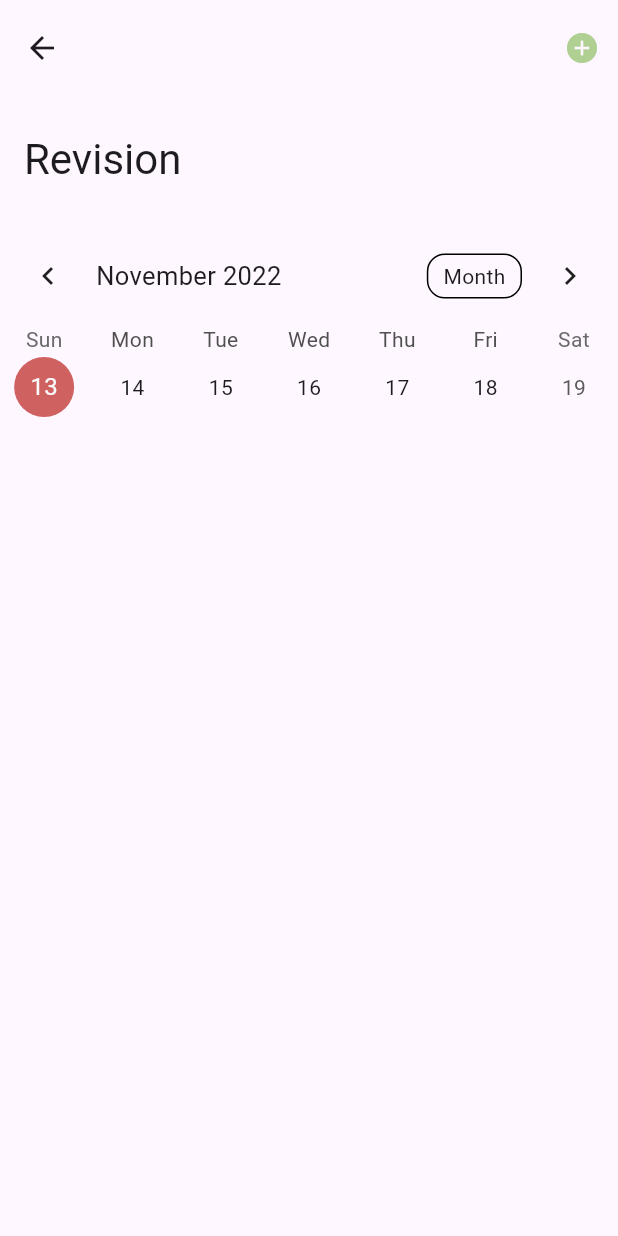
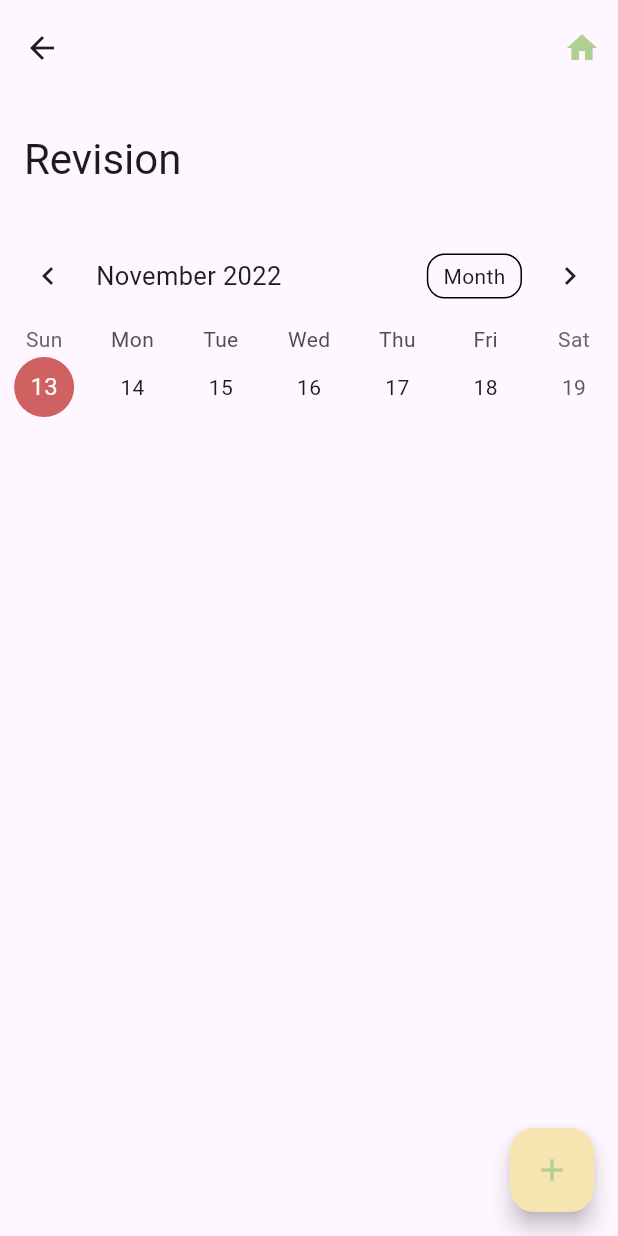
Before and after one commit to sudoadarsh/re_vision, a Flutter app: the HomePage screen opened by its route, on a phone screen of 412 x 824 dp. Run offline on Flutter 3.47's test engine with Material 2 defaults, Android fonts, the phone set to English and light mode, and no system bars; drawn by our look-alikes of table_calendar; our stand-ins replace bloc, cached_network_image, cloud_firestore, file_picker, firebase_auth, firebase_core and 7 more; missing offline and left inert: favicon, flutter_quill; accounts and stored records are empty.

Commit message:
-- modified the ui of home page. Changed navigation icons.

```diff
--- a/lib/modules/home_page/home_page.dart
+++ b/lib/modules/home_page/home_page.dart
@@ -291,9 +291,10 @@ class _ShareOptions extends StatelessWidget {
   void _shareAttachments(BuildContext context) {
     try {
       List<dynamic> data = jsonDecode(topic.attachments ?? '');
-      List<AttachmentDataDm> dataDm =
-      data.map((e) => AttachmentDataDm.fromJson(e)).toList()
-        ..where((element) =>  element.type != 0);
+      List<AttachmentDataDm> dataDm = data
+          .map((e) => AttachmentDataDm.fromJson(e))
+          .toList()
+        ..where((element) => element.type != 0);
 
       if (dataDm.isEmpty) return;
 
@@ -365,6 +366,8 @@ class _HomePageState extends State<HomePage> {
 
   @override
   void initState() {
+    print("home page called!");
+
     _focusedDay = DateTimeC.todayTime;
     _selectedDay = DateTimeC.getTodayDateFormatted();
     _calendarFormat = CalendarFormat.week;
@@ -382,6 +385,18 @@ class _HomePageState extends State<HomePage> {
   Widget build(BuildContext context) {
     return Scaffold(
       // appBar: _AppBar(selectedDay: _selectedDay, databaseCubit: _databaseCubit),
+      floatingActionButton: FloatingActionButton(
+        backgroundColor: ColorC.elevatedButton,
+        onPressed: () {
+          Navigator.of(context)
+              .pushNamed(
+                RouteC.topicPage,
+                arguments: TopicPageArguments(selectedDay: _selectedDay),
+              )
+              .then((value) => _databaseCubit.fetchData());
+        },
+        child: IconC.add,
+      ),
       body: NestedScrollView(
         headerSliverBuilder: (BuildContext context, bool isInnerScrolled) {
           return [
@@ -389,18 +404,13 @@ class _HomePageState extends State<HomePage> {
               backgroundColor: Theme.of(context).scaffoldBackgroundColor,
               title: const BaseText(StringC.revision),
               actions: [
+                // Navigate to dashboard page.
                 IconButton(
-                  onPressed: () {
-                    Navigator.of(context)
-                        .pushNamed(
-                          RouteC.topicPage,
-                          arguments:
-                              TopicPageArguments(selectedDay: _selectedDay),
-                        )
-                        .then((value) => _databaseCubit.fetchData());
-                  },
-                  icon: const Icon(Icons.add_circle, color: ColorC.primary),
-                ),
+                  color: ColorC.primary,
+                    onPressed: () => Navigator.of(context)
+                        .pushNamedAndRemoveUntil(
+                            RouteC.dashboard, (route) => false),
+                    icon: IconC.dashboard)
               ],
             ),
             SliverToBoxAdapter(
```
Also changed, not shown: lib/modules/dashboard/dashboard_page.dart (+14 -5 lines).
